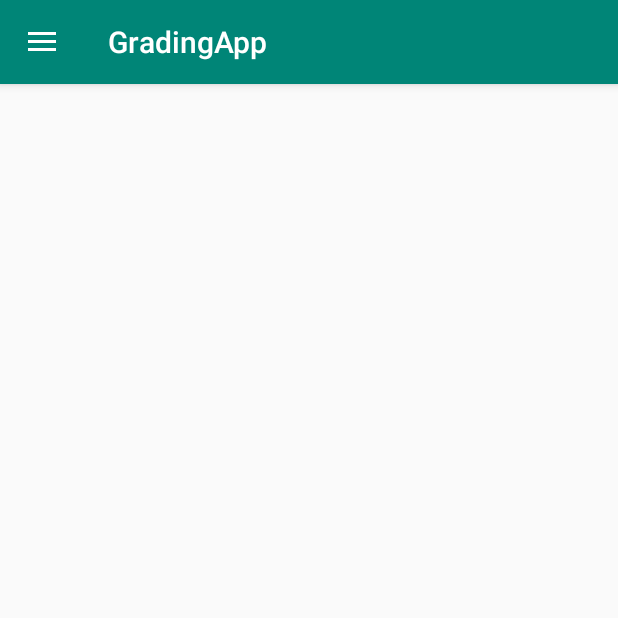
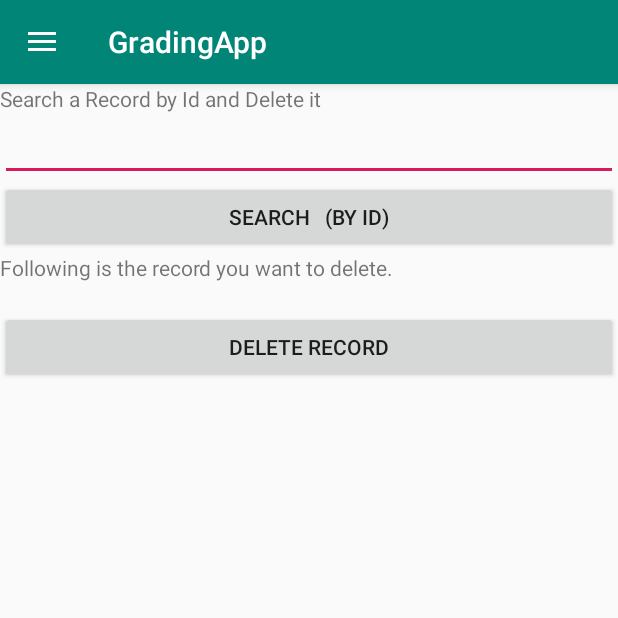
Before and after one commit to ashishjullia/GradingApp, an Android app: the screen it shows after launch (MainActivity), in the side drawer, after a tap on "Delete", on a phone screen of 412 x 824 dp, the top half of it. Run offline under Robolectric (Android 15) with nearby library versions, the phone set to English and light mode, and no system bars.

Commit message:
Added the functionality to delete a record from database using the id.

```diff
--- a/app/src/main/java/com/example/gradingapp/Delete.java
+++ b/app/src/main/java/com/example/gradingapp/Delete.java
@@ -1,5 +1,6 @@
 package com.example.gradingapp;
 
+import android.database.Cursor;
 import android.os.Bundle;
 
 import androidx.fragment.app.Fragment;
@@ -7,8 +8,21 @@ import androidx.fragment.app.Fragment;
 import android.view.LayoutInflater;
 import android.view.View;
 import android.view.ViewGroup;
+import android.widget.Button;
+import android.widget.EditText;
+import android.widget.TextView;
+import android.widget.Toast;
 
 public class Delete extends Fragment {
+
+    TextView txtViewId, txtViewFirstName, txtViewLastName, txtViewCourse, txtViewCredits, txtViewMarks;
+    EditText edtTextSearchIdDelete;
+    Button buttonSearch, buttonDelete;
+
+    String stringSearchId;
+
+    DatabaseHelper dbh;
+
     public Delete() {
         // Required empty public constructor
     }
@@ -16,7 +30,60 @@ public class Delete extends Fragment {
     @Override
     public View onCreateView(LayoutInflater inflater, ViewGroup container,
                              Bundle savedInstanceState) {
-        // Inflate the layout for this fragment
-        return inflater.inflate(R.layout.fragment_delete, container, false);
+        View view = inflater.inflate(R.layout.fragment_delete, container, false);
+
+        buttonSearch = view.findViewById(R.id.btnSearchIdDelete);
+        buttonDelete = view.findViewById(R.id.btnDelete);
+
+        txtViewId = view.findViewById(R.id.textViewId);
+        txtViewFirstName = view.findViewById(R.id.textViewFirstName);
+        txtViewLastName = view.findViewById(R.id.textViewLastName);
+        txtViewCourse = view.findViewById(R.id.textViewCourse);
+        txtViewCredits = view.findViewById(R.id.textViewCredits);
+        txtViewMarks = view.findViewById(R.id.textViewMarks);
+
+        edtTextSearchIdDelete = view.findViewById(R.id.editSearchIdDelete);
+
+        buttonSearch.setOnClickListener(new View.OnClickListener() {
+            @Override
+            public void onClick(View v) {
+                dbh = new DatabaseHelper(getActivity());
+                stringSearchId = edtTextSearchIdDelete.getText().toString();
+                Cursor cursor = dbh.searchGrade("id", stringSearchId);
+
+                if (cursor == null) {
+                    Toast.makeText(getContext(), "No Record!", Toast.LENGTH_SHORT).show();
+                } else {
+                    if (cursor.moveToFirst()) {
+                        do {
+                            txtViewId.setText(cursor.getString(cursor.getColumnIndex("id")));
+                            txtViewFirstName.setText(cursor.getString(cursor.getColumnIndex("firstName")));
+                            txtViewLastName.setText(cursor.getString(cursor.getColumnIndex("lastName")));
+                            txtViewCourse.setText(cursor.getString(cursor.getColumnIndex("course")));
+                            txtViewCredits.setText(cursor.getString(cursor.getColumnIndex("credits")));
+                            txtViewMarks.setText(cursor.getString(cursor.getColumnIndex("marks")));
+                        } while (cursor.moveToNext());
+                    }
+                    cursor.close();
+                    dbh.close();
+                }
+        }
+    });
+        buttonDelete.setOnClickListener(new View.OnClickListener() {
+            @Override
+            public void onClick(View v) {
+                dbh = new DatabaseHelper(getActivity());
+                stringSearchId = edtTextSearchIdDelete.getText().toString();
+                int numRowAffected = dbh.deleteRecord(Integer.parseInt(stringSearchId));
+
+                if (numRowAffected > 0) {
+                    Toast.makeText(getContext(), "Record Deleted!", Toast.LENGTH_SHORT).show();
+                } else {
+                    Toast.makeText(getContext(), "Cannot Delete the Record!", Toast.LENGTH_SHORT).show();
+                }
+                }
+        });
+
+        return view;
     }
 }
--- a/app/src/main/res/layout/fragment_delete.xml
+++ b/app/src/main/res/layout/fragment_delete.xml
@@ -2,5 +2,60 @@
 <FrameLayout xmlns:android="http://schemas.android.com/apk/res/android"
     xmlns:tools="http://schemas.android.com/tools"
     android:layout_width="match_parent"
-    android:layout_height="match_parent"
-    tools:context=".Delete"/>
+    android:layout_height="wrap_content"
+    tools:context=".Delete">
+
+    <LinearLayout
+        android:layout_width="match_parent"
+        android:layout_height="wrap_content"
+        android:orientation="vertical">
+
+        <TextView
+            android:layout_width="match_parent"
+            android:layout_height="wrap_content"
+            android:text="Search a Record by Id and Delete it" />
+
+        <LinearLayout
+            android:id="@+id/linearLayoutSearchByIdDelete"
+            android:layout_width="match_parent"
+            android:layout_height="wrap_content"
+            android:orientation="vertical">
+
+            <EditText
+                android:id="@+id/editSearchIdDelete"
+                android:layout_width="match_parent"
+                android:layout_height="wrap_content"
+                android:ems="10"
+                android:inputType="textPersonName"
+                android:text="" />
+
+            <Button
+                android:id="@+id/btnSearchIdDelete"
+                android:layout_width="match_parent"
+                android:layout_height="wrap_content"
+                android:text="Search   (by Id)" />
+        </LinearLayout>
+
+        <LinearLayout
+            android:id="@+id/layoutDelete"
+            android:layout_width="match_parent"
+            android:layout_height="wrap_content"
+            android:orientation="vertical">
+
+            <TextView
+                android:id="@+id/textViewResultRecordSearchForDelete"
+                android:layout_width="match_parent"
+                android:layout_height="wrap_content"
+                android:text="Following is the record you want to delete." />
+
+            <include layout="@layout/record_layout"></include>
+
+            <Button
+                android:id="@+id/btnDelete"
+                android:layout_width="match_parent"
+                android:layout_height="wrap_content"
+                android:text="Delete Record" />
+        </LinearLayout>
+
+    </LinearLayout>
+</FrameLayout>
```
